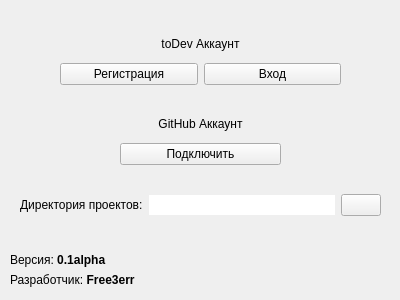
This is ui/settings_widget.ui in Free3err/toDev as Qt 5 draws it before an edit. The edited form follows.
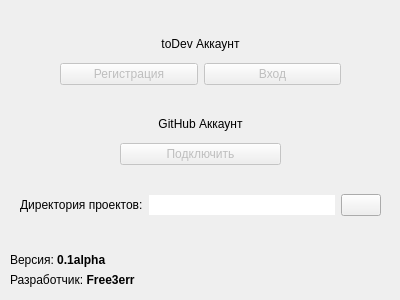
This is the edited form.

```diff
--- a/ui/settings_widget.ui
+++ b/ui/settings_widget.ui
@@ -30,6 +30,9 @@
    <layout class="QGridLayout" name="gridLayout">
     <item row="1" column="1">
      <widget class="QPushButton" name="loginBtn">
+      <property name="enabled">
+       <bool>false</bool>
+      </property>
       <property name="text">
        <string>Вход</string>
       </property>
@@ -37,6 +40,9 @@
     </item>
     <item row="1" column="0">
      <widget class="QPushButton" name="regBtn">
+      <property name="enabled">
+       <bool>false</bool>
+      </property>
       <property name="text">
        <string>Регистрация</string>
       </property>
@@ -86,6 +92,9 @@
     </item>
     <item row="1" column="0">
      <widget class="QPushButton" name="pushButton">
+      <property name="enabled">
+       <bool>false</bool>
+      </property>
       <property name="text">
        <string>Подключить</string>
       </property>
```
